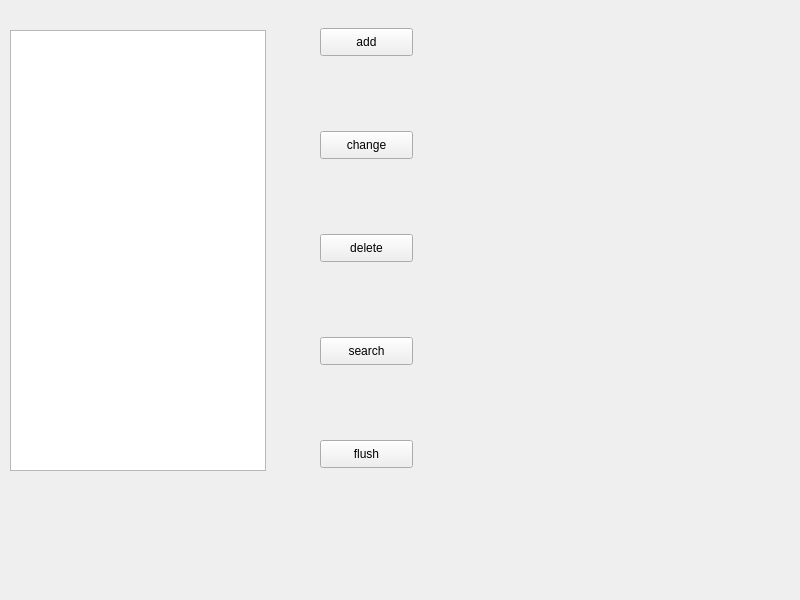
Before: the Qt Designer form SmartFarm/mainwindow.ui in Jacob1048596/QTwork, drawn with Qt 5.
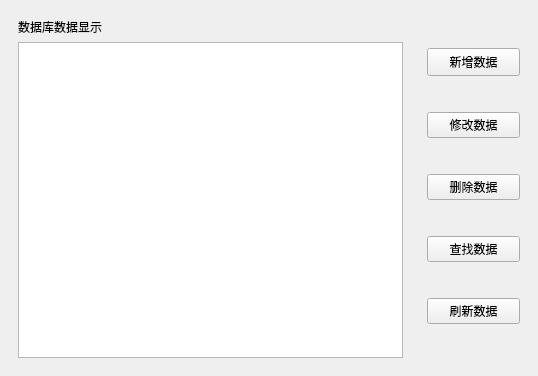
After: the same form once the commit is applied.

Patch:
```diff
--- a/SmartFarm/mainwindow.ui
+++ b/SmartFarm/mainwindow.ui
@@ -6,23 +6,36 @@
    <rect>
     <x>0</x>
     <y>0</y>
-    <width>800</width>
-    <height>600</height>
+    <width>538</width>
+    <height>376</height>
    </rect>
   </property>
   <property name="windowTitle">
    <string>MainWindow</string>
   </property>
   <widget class="QWidget" name="centralwidget">
+   <layout class="QHBoxLayout" name="horizontalLayout">
+    <item>
+     <widget class="QWidget" name="widget_2" native="true">
+      <layout class="QVBoxLayout" name="verticalLayout_2">
+       <item>
+        <widget class="QLabel" name="label">
+         <property name="text">
+          <string>数据库数据显示</string>
+         </property>
+        </widget>
+       </item>
+       <item>
+        <widget class="QTableView" name="tableView"/>
+       </item>
+      </layout>
+     </widget>
+    </item>
+    <item>
+     <widget class="QWidget" name="widget" native="true">
+      <layout class="QVBoxLayout" name="verticalLayout">
+       <item>
    <widget class="QPushButton" name="addButton">
-    <property name="geometry">
-     <rect>
-      <x>320</x>
-      <y>28</y>
-      <width>93</width>
-      <height>28</height>
-     </rect>
-    </property>
     <property name="minimumSize">
      <size>
       <width>93</width>
@@ -39,71 +52,42 @@
      <bool>true</bool>
     </property>
     <property name="text">
-     <string>add</string>
-    </property>
-   </widget>
-   <widget class="QPushButton" name="flushButton">
-    <property name="geometry">
-     <rect>
-      <x>320</x>
-      <y>440</y>
-      <width>93</width>
-      <height>28</height>
-     </rect>
-    </property>
-    <property name="text">
-     <string>flush</string>
-    </property>
-   </widget>
-   <widget class="QPushButton" name="deleteButton">
-    <property name="geometry">
-     <rect>
-      <x>320</x>
-      <y>234</y>
-      <width>93</width>
-      <height>28</height>
-     </rect>
-    </property>
-    <property name="text">
-     <string>delete</string>
-    </property>
-   </widget>
+          <string>新增数据</string>
+         </property>
+        </widget>
+       </item>
+       <item>
    <widget class="QPushButton" name="changeButton">
-    <property name="geometry">
-     <rect>
-      <x>320</x>
-      <y>131</y>
-      <width>93</width>
-      <height>28</height>
-     </rect>
-    </property>
+         <property name="text">
+          <string>修改数据</string>
+         </property>
+        </widget>
+       </item>
+       <item>
+        <widget class="QPushButton" name="deleteButton">
     <property name="text">
-     <string>change</string>
-    </property>
-   </widget>
+          <string>删除数据</string>
+         </property>
+        </widget>
+       </item>
+       <item>
    <widget class="QPushButton" name="searchButton">
-    <property name="geometry">
-     <rect>
-      <x>320</x>
-      <y>337</y>
-      <width>93</width>
-      <height>28</height>
-     </rect>
-    </property>
     <property name="text">
-     <string>search</string>
-    </property>
-   </widget>
-   <widget class="QTableView" name="tableView">
-    <property name="geometry">
-     <rect>
-      <x>10</x>
-      <y>30</y>
-      <width>256</width>
-      <height>441</height>
-     </rect>
-    </property>
-   </widget>
+          <string>查找数据</string>
+         </property>
+        </widget>
+       </item>
+       <item>
+        <widget class="QPushButton" name="flushButton">
+         <property name="text">
+          <string>刷新数据</string>
+         </property>
+        </widget>
+       </item>
+      </layout>
+     </widget>
+    </item>
+   </layout>
   </widget>
  </widget>
  <resources/>
```
Lines whose indentation alone changed are shown as unchanged.
